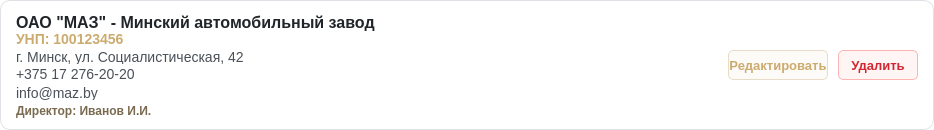
The window that client/ui/system/organizations/organization_card.ui (lerakaplich/Documents) describes before a commit, drawn with Qt 5.
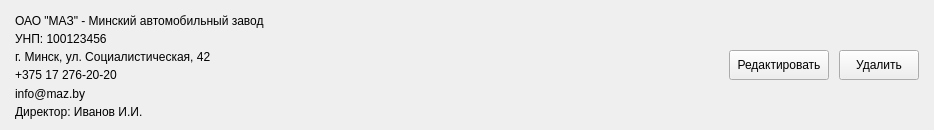
The same window after the commit.

Patch:
```diff
--- a/client/ui/system/organizations/organization_card.ui
+++ b/client/ui/system/organizations/organization_card.ui
@@ -24,15 +24,15 @@
   </property>
   <property name="styleSheet">
    <string notr="true">
-    QFrame#OrganizationCard {
-        background-color: white;
-        border: 1px solid #DEE2E6;
-        border-radius: 10px;
-    }
-    QFrame#OrganizationCard:hover {
-        border: 2px solid #CCAB6E;
-        background-color: #FDFBF7;
-    }
+QFrame#OrganizationCard {
+    background-color: {BG_CARD_ELEVATED};
+    border: 1px solid {BORDER_DEFAULT};
+    border-radius: 10px;
+}
+QFrame#OrganizationCard:hover {
+    border: 2px solid {ACCENT_PRIMARY};
+    background-color: {BG_HOVER_ACCENT_SOFT};
+}
    </string>
   </property>
   <layout class="QHBoxLayout" name="horizontalLayout">
@@ -82,7 +82,7 @@
           </size>
          </property>
          <property name="styleSheet">
-          <string notr="true">border: none; font-size: 16px; font-weight: bold; color: #212529; background-color: transparent;</string>
+          <string notr="true">border: none; font-size: 16px; font-weight: bold; color: {TEXT_DARK_STRONG}; background-color: transparent;</string>
          </property>
          <property name="text">
           <string>ОАО &quot;МАЗ&quot; - Минский автомобильный завод</string>
@@ -104,7 +104,7 @@
           </size>
          </property>
          <property name="styleSheet">
-          <string notr="true">border: none; font-size: 14px; font-weight: 500; color: #CCAB6E; background-color: transparent;</string>
+          <string notr="true">border: none; font-size: 14px; font-weight: 500; color: {ACCENT_PRIMARY}; background-color: transparent;</string>
          </property>
          <property name="text">
           <string>УНП: 100123456</string>
@@ -126,7 +126,7 @@
           </size>
          </property>
          <property name="styleSheet">
-          <string notr="true">border: none; font-size: 14px; color: #495057; background-color: transparent;</string>
+          <string notr="true">border: none; font-size: 14px; color: {TEXT_BODY}; background-color: transparent;</string>
          </property>
          <property name="text">
           <string>г. Минск, ул. Социалистическая, 42</string>
@@ -142,7 +142,7 @@
           </sizepolicy>
          </property>
          <property name="styleSheet">
-          <string notr="true">border: none; font-size: 14px; color: #495057; background-color: transparent;</string>
+          <string notr="true">border: none; font-size: 14px; color: {TEXT_BODY}; background-color: transparent;</string>
          </property>
          <property name="text">
           <string>+375 17 276-20-20</string>
@@ -164,7 +164,7 @@
           </size>
          </property>
          <property name="styleSheet">
-          <string notr="true">border: none; font-size: 14px; color: #495057; background-color: transparent;</string>
+          <string notr="true">border: none; font-size: 14px; color: {TEXT_BODY}; background-color: transparent;</string>
          </property>
          <property name="text">
           <string>info@maz.by</string>
@@ -186,7 +186,7 @@
           </size>
          </property>
          <property name="styleSheet">
-          <string notr="true">border: none; font-size: 12px; font-weight: bold; color: #7A6A50; background-color: transparent;</string>
+          <string notr="true">border: none; font-size: 12px; font-weight: bold; color: {TEXT_ACCENT_DARK}; background-color: transparent;</string>
          </property>
          <property name="text">
           <string>Директор: Иванов И.И.</string>
@@ -227,21 +227,21 @@
        </property>
        <property name="styleSheet">
         <string notr="true">
-         QPushButton {
-             background-color: #FDFBF7;
-             color: #CCAB6E;
-             border: 1px solid #E8DCC8;
-             border-radius: 5px;
-             font-size: 13px;
-             font-weight: 500;
-         }
-         QPushButton:hover {
-             background-color: #CCAB6E;
-             color: white;
-         }
-         QPushButton:pressed {
-             background-color: #7A6A50;
-         }
+                  QPushButton {
+    background-color: {BTN_EDIT_BG};
+    color: {ACCENT_PRIMARY};
+    border: 1px solid {BTN_EDIT_BORDER};
+    border-radius: 5px;
+    font-size: 13px;
+    font-weight: 500;
+}
+QPushButton:hover {
+    background-color: {ACCENT_PRIMARY};
+    color: {TEXT_ON_ACCENT};
+}
+QPushButton:pressed {
+    background-color: {BTN_EDIT_PRESSED_BG};
+}
         </string>
        </property>
        <property name="text">
@@ -268,21 +268,21 @@
        </property>
        <property name="styleSheet">
         <string notr="true">
-         QPushButton {
-             background-color: #FFF5F5;
-             color: #D22730;
-             border: 1px solid #FEB2B2;
-             border-radius: 5px;
-             font-size: 13px;
-             font-weight: 500;
-         }
-         QPushButton:hover {
-             background-color: #D22730;
-             color: white;
-         }
-         QPushButton:pressed {
-             background-color: #C53030;
-         }
+QPushButton {
+    background-color: {BTN_DELETE_BG};
+    color: {BTN_DELETE_TEXT};
+    border: 1px solid {BTN_DELETE_BORDER};
+    border-radius: 5px;
+    font-size: 13px;
+    font-weight: 500;
+}
+QPushButton:hover {
+    background-color: {BTN_DELETE_HOVER_BG};
+    color: {TEXT_ON_ACCENT};
+}
+QPushButton:pressed {
+    background-color: {BTN_DELETE_PRESSED_BG};
+}
         </string>
        </property>
        <property name="text">
```
